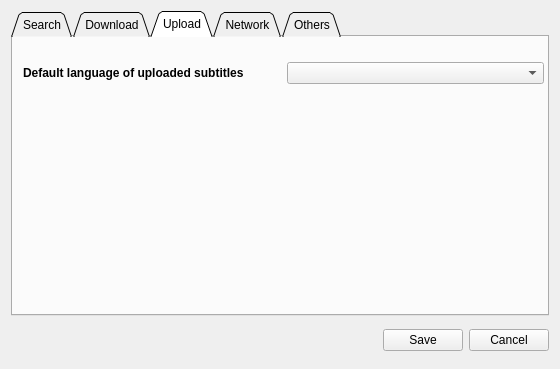
Old version of the form gui/preferences.ui in the repository subdownloader/subdownloader.
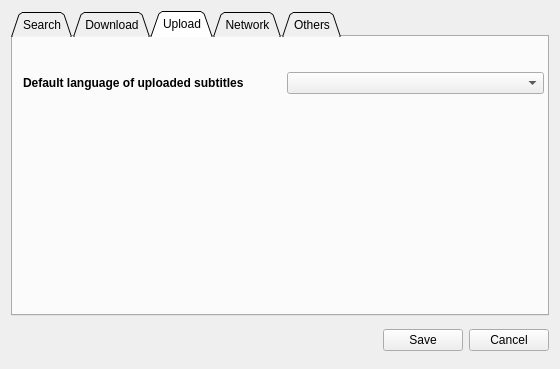
New version of the form. The open tabs and pages were chosen to show the change.

Commit message: changed the interface a bit

Diff of the .ui file:
```diff
--- a/gui/preferences.ui
+++ b/gui/preferences.ui
@@ -259,7 +259,7 @@
          <x>10</x>
          <y>20</y>
          <width>521</width>
-         <height>32</height>
+         <height>52</height>
         </rect>
        </property>
        <layout class="QHBoxLayout" name="horizontalLayout_4" >
@@ -277,7 +277,14 @@
          </widget>
         </item>
         <item>
-         <widget class="QComboBox" name="optionDefaultUploadLanguage" />
+         <widget class="QComboBox" name="optionDefaultUploadLanguage" >
+          <property name="minimumSize" >
+           <size>
+            <width>0</width>
+            <height>20</height>
+           </size>
+          </property>
+         </widget>
         </item>
        </layout>
       </widget>
```
Left out of the diff: 2 changed lines with no effect on the pictures. The commit also changes 4 other files.
